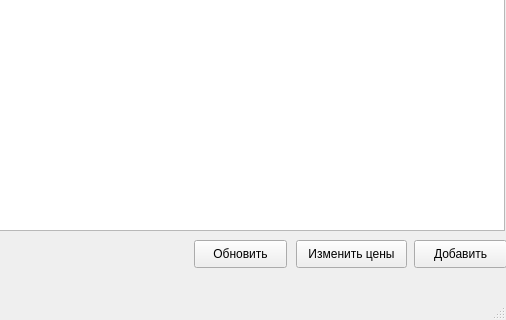
Above: session_1/window_1.ui from BagrKonstantin/petshop before the change; both pictures show x 296 to 802 and y 190 to 510 of the 802 by 510 pixel window. Below: the same form after it.
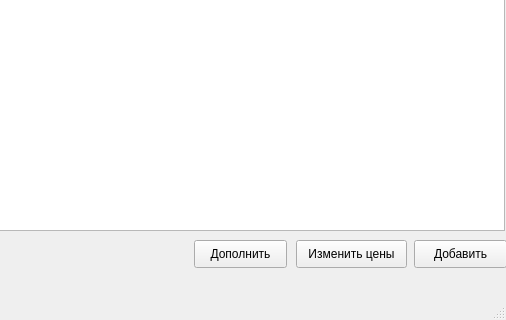
That is the form after the change.

```diff
--- a/session_1/window_1.ui
+++ b/session_1/window_1.ui
@@ -83,7 +83,7 @@
      </rect>
     </property>
     <property name="text">
-     <string>Обновить</string>
+     <string>Дополнить</string>
     </property>
    </widget>
   </widget>
```
Left out of the diff: 2 changed lines with no effect on the pictures.
